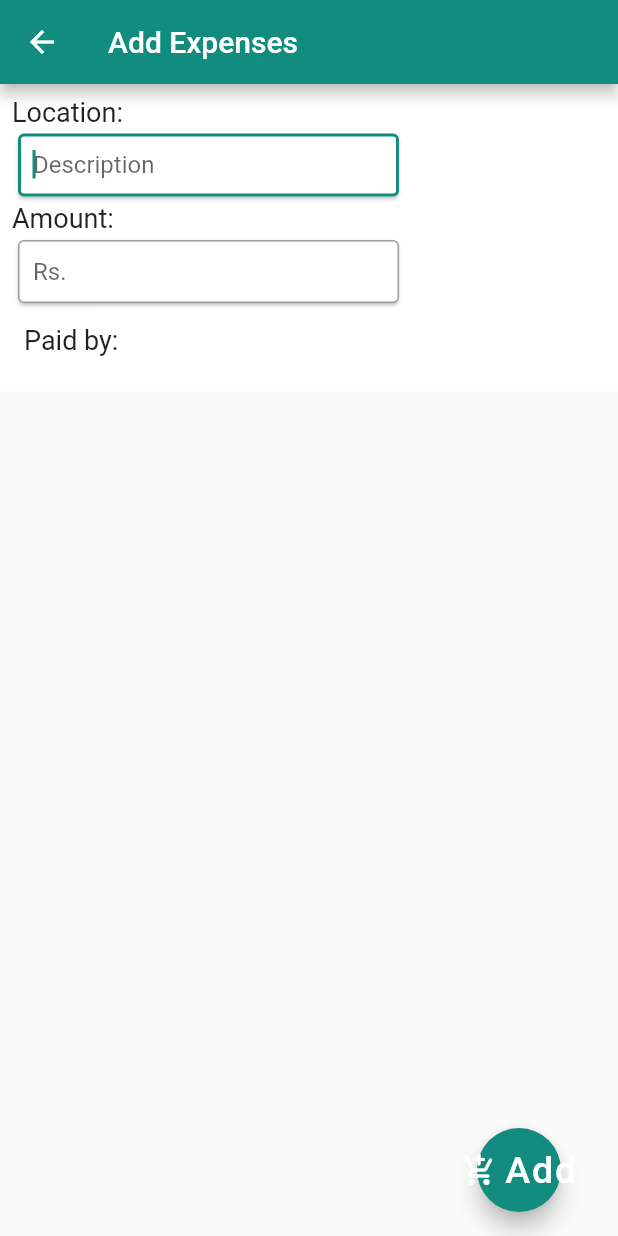
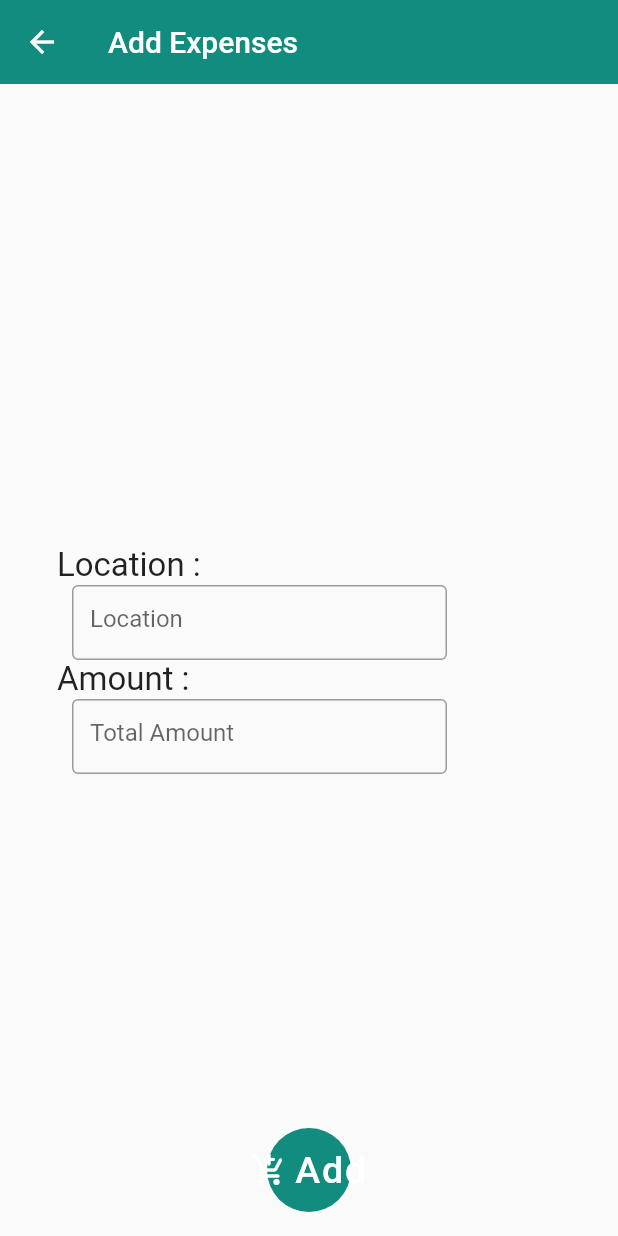
Before and after one commit to AliAwan98/My_Expanse_Manager, a Flutter app: the AddExpenses screen opened directly with empty values, on a phone screen of 412 x 824 dp. Run offline on Flutter 3.47's test engine with Material 2 defaults, Android fonts, the phone set to English and light mode, and no system bars; our stand-ins replace contacts_service, firebase_auth, firebase_core, flutter_svg, permission_handler, pinput; missing offline and left inert: country_list_pick; accounts and stored records are empty; Roboto replaces fonts that are missing (OpenSans).

Commit message:
add exense page settings

```diff
--- a/lib/Pages/add_expenses.dart
+++ b/lib/Pages/add_expenses.dart
@@ -1,10 +1,8 @@
 // ignore_for_file: must_be_immutable, prefer_const_constructors, avoid_print, prefer_const_literals_to_create_immutables
 
-import 'package:expense_manager/Custom%20UIs/participant_card.dart';
 import 'package:expense_manager/Models/contact_model.dart';
 import 'package:expense_manager/Models/message_model.dart';
 import 'package:flutter/material.dart';
-import 'package:flutter/services.dart';
 
 class AddExpenses extends StatefulWidget {
   AddExpenses({Key? key, required this.contacts, s}) : super(key: key);
@@ -24,123 +22,71 @@ class _AddExpensesState extends State<AddExpenses> {
   Widget build(BuildContext context) {
     return Scaffold(
       appBar: AppBar(
+        elevation: 0.0,
         title: Text(
           "Add Expenses",
         ),
       ),
-      body: SizedBox(
-        height: MediaQuery.of(context).size.height,
-        width: MediaQuery.of(context).size.width,
-        child: Stack(
+      body: Padding(
+        padding: const EdgeInsets.only(
+          left: 38.0,
+        ),
+        child: Column(
+          crossAxisAlignment: CrossAxisAlignment.start,
+          mainAxisAlignment: MainAxisAlignment.center,
           children: [
-            Padding(
-              padding: const EdgeInsets.only(
-                top: 210,
-              ),
-              child: GridView.builder(
-                scrollDirection: Axis.vertical,
-
-                itemBuilder: (context, index) {
-                  return ParticipantCard(
-                    contact: widget.contacts[index],
-                  );
-                },
-                gridDelegate: SliverGridDelegateWithFixedCrossAxisCount(
-                  crossAxisCount: 4,
-                  // vertical spacing between the items
-                  mainAxisSpacing: 5,
-                  // horizontal spacing between the items
-                  // crossAxisSpacing: 10,
-                ),
-                // number of items in your list
-                itemCount: widget.contacts.length,
+            Text(
+              "Location :",
+              style: TextStyle(
+                fontSize: 22,
               ),
             ),
             Container(
-              height: 205,
-              width: double.infinity,
-              color: Colors.white,
-              child: Padding(
-                padding: const EdgeInsets.all(8.0),
-                child: Column(
-                  crossAxisAlignment: CrossAxisAlignment.start,
-                  children: [
-                    Text(
-                      "Location:",
-                      style: TextStyle(
-                        fontSize: 18,
+              width: 250,
+              height: 50,
+              margin: EdgeInsets.only(
+                left: 10,
               ),
+              child: Center(
+                child: TextField(
+                  decoration: InputDecoration(
+                    hintText: "Location",
+                    border: OutlineInputBorder(),
                   ),
-                    SizedBox(
-                      width: MediaQuery.of(context).size.width - 150,
-                      height: 50,
-                      child: Card(
-                        child: TextField(
-                          autofocus: true,
-                          controller: location,
-                          decoration: InputDecoration(
-                            hintText: "Description",
-                            border: OutlineInputBorder(),
-                            contentPadding: EdgeInsets.only(
-                              top: 20,
-                              left: 10,
-                              right: 5,
-                            ),
-                          ),
+                  controller: amount,
                 ),
               ),
             ),
             Text(
-                      "Amount:",
+              "Amount :",
               style: TextStyle(
-                        fontSize: 18,
+                fontSize: 22,
               ),
             ),
-                    SizedBox(
-                      width: MediaQuery.of(context).size.width - 150,
+            Container(
+              width: 250,
               height: 50,
-                      child: Card(
+              margin: EdgeInsets.only(
+                left: 10,
+              ),
+              child: Center(
                 child: TextField(
-                          autofocus: true,
-                          keyboardType: TextInputType.number,
-                          inputFormatters: [
-                            FilteringTextInputFormatter.digitsOnly,
-                          ],
+                  decoration: InputDecoration(
+                    hintText: "Total Amount",
+                    border: OutlineInputBorder(),
+                  ),
                   controller: amount,
-                          decoration: InputDecoration(
-                            hintText: "Rs.",
-                            border: OutlineInputBorder(),
-                            contentPadding: EdgeInsets.only(
-                              top: 20,
-                              left: 10,
-                              right: 5,
-                            ),
-                          ),
-                        ),
-                      ),
-                    ),
-                    Padding(
-                      padding: const EdgeInsets.only(
-                        top: 10,
-                        left: 8,
-                      ),
-                      child: Text(
-                        "Paid by:",
-                        style: TextStyle(
-                          fontSize: 18,
                 ),
               ),
             ),
           ],
         ),
       ),
-            ),
-          ],
-        ),
-      ),
+      floatingActionButtonLocation: FloatingActionButtonLocation.centerFloat,
       floatingActionButton: SizedBox(
         width: 100,
         child: FloatingActionButton(
+          elevation: 0.0,
           isExtended: true,
           onPressed: () {
             select
```
Lines whose indentation alone changed are shown as unchanged.
